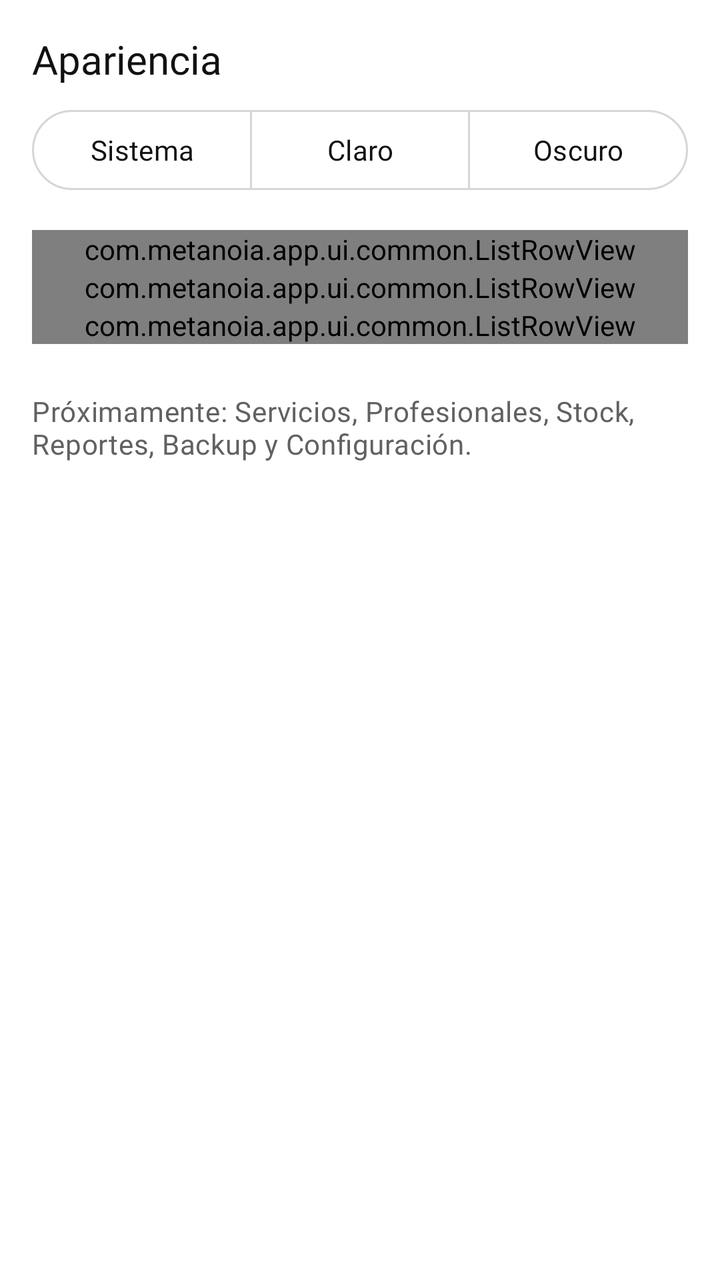
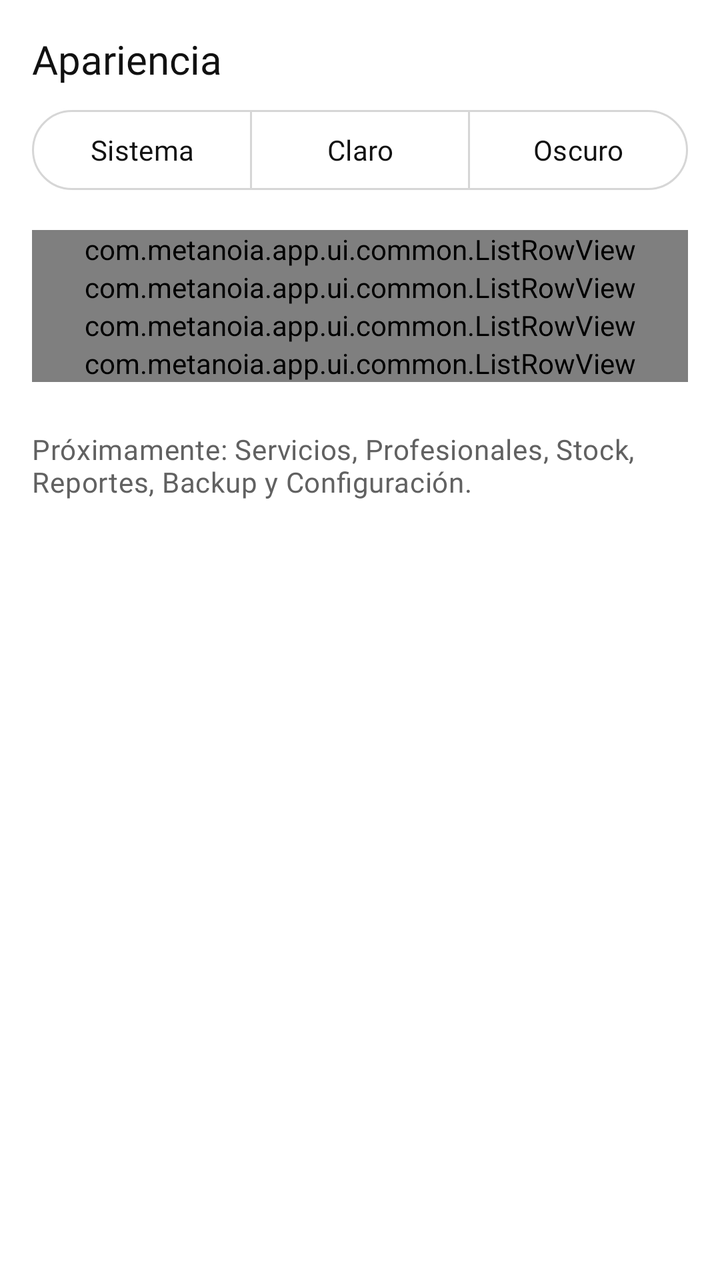

Before-and-after screenshots of an Android layout around one commit, followed by the original layout XML and the change that was made.
<!-- AndroidManifest.xml: application theme Theme.Metanoia -->
<!-- res/layout/fragment_more.xml -->
<?xml version="1.0" encoding="utf-8"?>
<ScrollView xmlns:android="http://schemas.android.com/apk/res/android"
    xmlns:app="http://schemas.android.com/apk/res-auto"
    android:layout_width="match_parent"
    android:layout_height="match_parent">

    <LinearLayout
        android:id="@+id/moreContent"
        android:layout_width="match_parent"
        android:layout_height="wrap_content"
        android:orientation="vertical"
        android:padding="@dimen/screen_margin">

        <TextView
            android:layout_width="wrap_content"
            android:layout_height="wrap_content"
            android:text="@string/more_appearance_title"
            android:textAppearance="@style/TextAppearance.Metanoia.Title"
            android:textColor="?attr/colorOnSurface" />

        <com.google.android.material.button.MaterialButtonToggleGroup
            android:id="@+id/themeToggleGroup"
            android:layout_width="match_parent"
            android:layout_height="wrap_content"
            android:layout_marginTop="@dimen/space_s"
            app:selectionRequired="true"
            app:singleSelection="true">

            <com.google.android.material.button.MaterialButton
                android:id="@+id/btnThemeSystem"
                style="@style/Widget.Material3.Button.OutlinedButton"
                android:layout_width="0dp"
                android:layout_height="wrap_content"
                android:layout_weight="1"
                android:minHeight="@dimen/touch_target_min"
                android:text="@string/theme_mode_system" />

            <com.google.android.material.button.MaterialButton
                android:id="@+id/btnThemeLight"
                style="@style/Widget.Material3.Button.OutlinedButton"
                android:layout_width="0dp"
                android:layout_height="wrap_content"
                android:layout_weight="1"
                android:minHeight="@dimen/touch_target_min"
                android:text="@string/theme_mode_light" />

            <com.google.android.material.button.MaterialButton
                android:id="@+id/btnThemeDark"
                style="@style/Widget.Material3.Button.OutlinedButton"
                android:layout_width="0dp"
                android:layout_height="wrap_content"
                android:layout_weight="1"
                android:minHeight="@dimen/touch_target_min"
                android:text="@string/theme_mode_dark" />
        </com.google.android.material.button.MaterialButtonToggleGroup>

        <com.metanoia.app.ui.common.ListRowView
            android:id="@+id/rowServices"
            android:layout_width="match_parent"
            android:layout_height="wrap_content"
            android:layout_marginTop="@dimen/space_m"
            app:rowShowChevron="true"
            app:rowShowDivider="true"
            app:rowSubtitle="@string/more_services_subtitle"
            app:rowTitle="@string/more_services_title" />

        <com.metanoia.app.ui.common.ListRowView
            android:id="@+id/rowSettings"
            android:layout_width="match_parent"
            android:layout_height="wrap_content"
            app:rowShowChevron="true"
            app:rowShowDivider="true"
            app:rowSubtitle="@string/more_settings_subtitle"
            app:rowTitle="@string/more_settings_title" />

        <com.metanoia.app.ui.common.ListRowView
            android:id="@+id/rowAbout"
            android:layout_width="match_parent"
            android:layout_height="wrap_content"
            app:rowShowChevron="true"
            app:rowShowDivider="true"
            app:rowSubtitle="@string/more_about_subtitle"
            app:rowTitle="@string/more_about_title" />

        <com.metanoia.app.ui.common.ListRowView
            android:id="@+id/rowComponentCatalog"
            android:layout_width="match_parent"
            android:layout_height="wrap_content"
            android:visibility="gone"
            app:rowShowChevron="true"
            app:rowShowDivider="true"
            app:rowSubtitle="@string/more_catalog_subtitle"
            app:rowTitle="@string/more_catalog_title" />

        <TextView
            android:layout_width="match_parent"
            android:layout_height="wrap_content"
            android:layout_marginTop="@dimen/space_l"
            android:text="@string/more_upcoming_modules"
            android:textAppearance="@style/TextAppearance.Metanoia.BodySmall"
            android:textColor="?attr/colorOnSurfaceVariant" />
    </LinearLayout>
</ScrollView>
<!-- resources referenced by this layout -->
<resources>
  <dimen name="screen_margin">16dp</dimen>
  <dimen name="space_l">24dp</dimen>
  <dimen name="space_m">16dp</dimen>
  <dimen name="space_s">8dp</dimen>
  <dimen name="touch_target_min">48dp</dimen>
  <string name="more_about_subtitle">Versión de la app e información local</string>
  <string name="more_about_title">Acerca de Metanoia</string>
  <string name="more_appearance_title">Apariencia</string>
  <string name="more_catalog_subtitle">Vista previa de tokens y controles en claro y oscuro</string>
  <string name="more_catalog_title">Catálogo de componentes (debug)</string>
  <string name="more_services_subtitle">Catálogo de precios, duraciones y coloración</string>
  <string name="more_services_title">Servicios</string>
  <string name="more_settings_subtitle">Negocio, horarios, duración de bloques y operadores</string>
  <string name="more_settings_title">Configuración</string>
  <string name="more_upcoming_modules">Próximamente: Servicios, Profesionales, Stock, Reportes, Backup y Configuración.</string>
  <string name="theme_mode_dark">Oscuro</string>
  <string name="theme_mode_light">Claro</string>
  <string name="theme_mode_system">Sistema</string>
  <style name="TextAppearance.Metanoia.BodySmall" parent="TextAppearance.Material3.BodyMedium">
          <item name="fontFamily">@font/inter_regular</item>
          <item name="android:fontFamily">@font/inter_regular</item>
          <item name="android:textSize">14sp</item>
      </style>
  <style name="TextAppearance.Metanoia.Title" parent="TextAppearance.Material3.TitleLarge">
          <item name="fontFamily">@font/montserrat_semibold</item>
          <item name="android:fontFamily">@font/montserrat_semibold</item>
          <item name="android:textSize">20sp</item>
      </style>
  <color name="ink">#111111</color>
  <color name="white">#FFFFFF</color>
  <color name="accent_light">#8C2F39</color>
  <color name="on_accent_light">#FFFFFF</color>
  <color name="accent_container_light">#F3E3E5</color>
  <color name="gray50">#F5F5F5</color>
  <color name="gray200">#D6D6D6</color>
  <color name="gray100">#EBEBEB</color>
  <color name="gray600">#616161</color>
  <style name="TextAppearance.Metanoia.Body" parent="TextAppearance.Material3.BodyLarge">
          <item name="fontFamily">@font/inter_regular</item>
          <item name="android:fontFamily">@font/inter_regular</item>
          <item name="android:textSize">16sp</item>
      </style>
  <style name="TextAppearance.Metanoia.Caption" parent="TextAppearance.Material3.BodySmall">
          <item name="fontFamily">@font/inter_regular</item>
          <item name="android:fontFamily">@font/inter_regular</item>
          <item name="android:textSize">12sp</item>
      </style>
  <style name="TextAppearance.Metanoia.Label" parent="TextAppearance.Material3.LabelLarge">
          <item name="fontFamily">@font/inter_medium</item>
          <item name="android:fontFamily">@font/inter_medium</item>
          <item name="android:textSize">14sp</item>
      </style>
  <!-- unchanged entries left out for length: 1 -->
</resources>

<!-- the commit's change to res/layout/fragment_more.xml (unified diff, before → after) -->
@@ -65,6 +65,15 @@
             app:rowTitle="@string/more_services_title" />
 
         <com.metanoia.app.ui.common.ListRowView
+            android:id="@+id/rowProfessionals"
+            android:layout_width="match_parent"
+            android:layout_height="wrap_content"
+            app:rowShowChevron="true"
+            app:rowShowDivider="true"
+            app:rowSubtitle="@string/more_professionals_subtitle"
+            app:rowTitle="@string/more_professionals_title" />
+
+        <com.metanoia.app.ui.common.ListRowView
             android:id="@+id/rowSettings"
             android:layout_width="match_parent"
             android:layout_height="wrap_content"
<!-- resource entries referenced after the edit -->
@@ -10,6 +10,8 @@
   <string name="more_appearance_title">Apariencia</string>
   <string name="more_catalog_subtitle">Vista previa de tokens y controles en claro y oscuro</string>
   <string name="more_catalog_title">Catálogo de componentes (debug)</string>
+  <string name="more_professionals_subtitle">Horarios, servicios habilitados y comisiones</string>
+  <string name="more_professionals_title">Profesionales</string>
   <string name="more_services_subtitle">Catálogo de precios, duraciones y coloración</string>
   <string name="more_services_title">Servicios</string>
   <string name="more_settings_subtitle">Negocio, horarios, duración de bloques y operadores</string>
